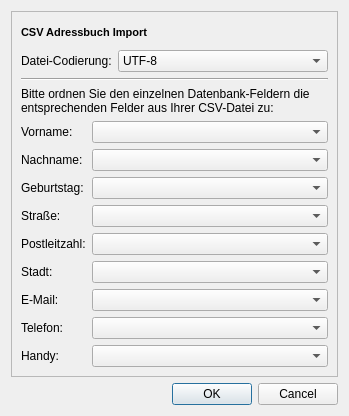
doitux/qupil, file src/gui/csvimportfields/csvimportfields.ui: the form before one commit.
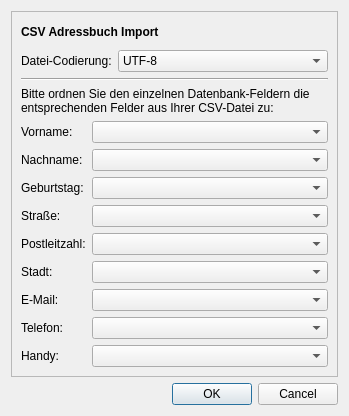
The form after the commit.

Commit message: - next steps for #3 (too small font sizes) - new qupil logo - updated copyright information strings - added qupil.de as project website

Diff of the .ui file:
```diff
--- a/src/gui/csvimportfields/csvimportfields.ui
+++ b/src/gui/csvimportfields/csvimportfields.ui
@@ -28,7 +28,7 @@
          <string>&lt;!DOCTYPE HTML PUBLIC "-//W3C//DTD HTML 4.0//EN" "http://www.w3.org/TR/REC-html40/strict.dtd">
 &lt;html>&lt;head>&lt;meta name="qrichtext" content="1" />&lt;style type="text/css">
 p, li { white-space: pre-wrap; }
-&lt;/style>&lt;/head>&lt;body style=" font-family:'Sans Serif'; font-size:8pt; font-weight:400; font-style:normal;">
+&lt;/style>&lt;/head>&lt;body style="font-weight:400; font-style:normal;">
 &lt;p style=" margin-top:0px; margin-bottom:0px; margin-left:0px; margin-right:0px; -qt-block-indent:0; text-indent:0px;">&lt;span style=" font-weight:600;">CSV Adressbuch Import&lt;/span>&lt;/p>&lt;/body>&lt;/html></string>
         </property>
        </widget>
```
The commit also changes 18 other files.
